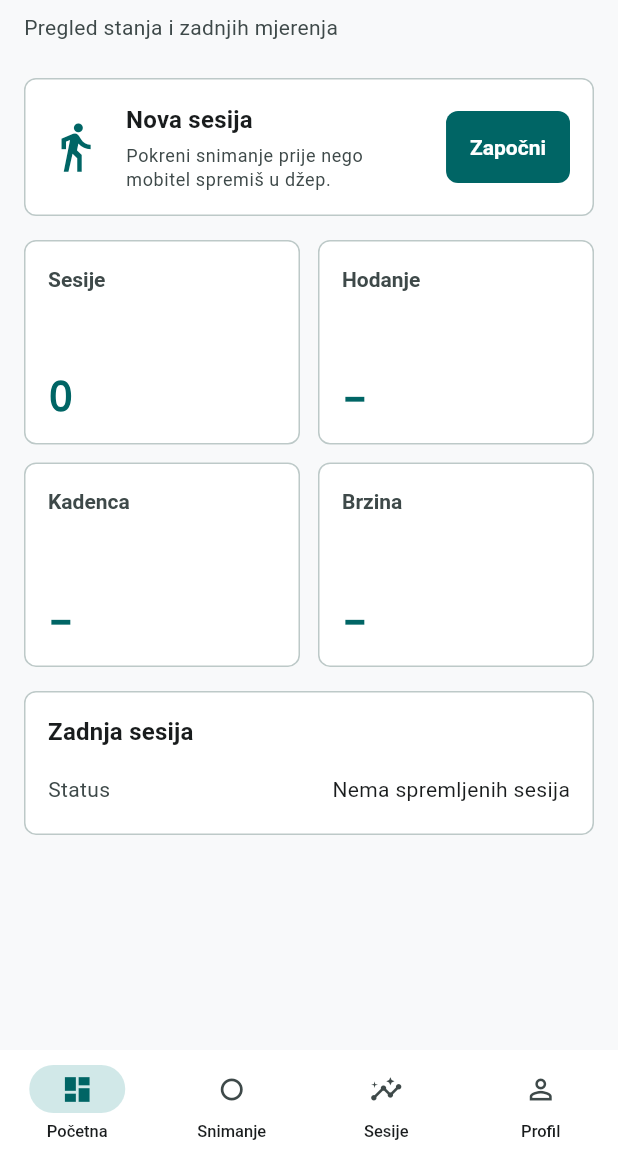
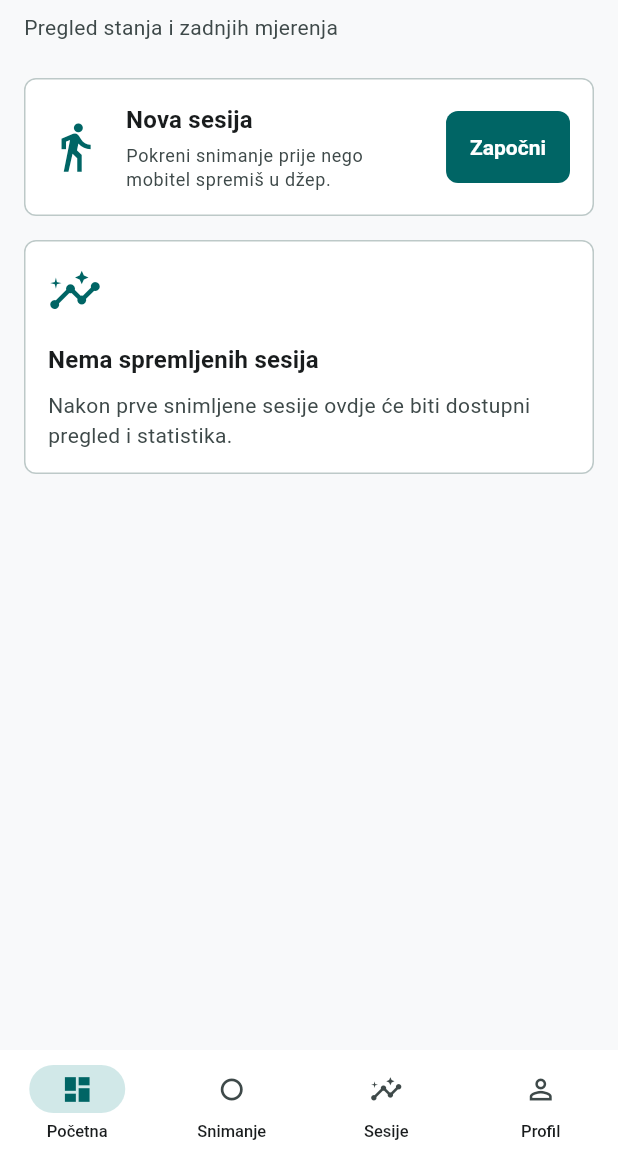
Before and after one commit to KarloK34/Diplomski-rad, a Flutter app: the HomeScreen screen opened by its route, on a phone screen of 412 x 824 dp, the part 78-1236 px from its top. Run offline on Flutter 3.47's test engine with Material 3 defaults, Android fonts, the phone set to English and light mode, and no system bars; our stand-ins replace cloud_firestore, equatable, firebase_auth, firebase_core, fl_chart, flutter_bloc and 6 more; missing offline and left inert: file_selector, flutter_foreground_task, tflite_flutter; accounts and stored records are empty.

Commit message:
feat: enhance HomeScreen and MetricTile with session statistics and info button for metrics

```diff
--- a/app/lib/screens/home_screen.dart
+++ b/app/lib/screens/home_screen.dart
@@ -6,6 +6,7 @@ import 'package:gait_sense/blocs/sessions/sessions_cubit.dart';
 import 'package:gait_sense/blocs/sessions/sessions_state.dart';
 import 'package:gait_sense/navigation/app_routes.dart';
 import 'package:gait_sense/theme/theme_context.dart';
+import 'package:gait_sense/utils/gait_metric_info.dart';
 import 'package:gait_sense/utils/session_summary_format.dart';
 import 'package:gait_sense/widgets/widgets.dart';
 import 'package:go_router/go_router.dart';
@@ -27,7 +28,6 @@ class HomeScreen extends StatelessWidget {
         final walking = state.aggregates.totalWalkingTime;
         final cadence = state.aggregates.averageCadenceStepsPerMinute;
         final speed = state.aggregates.averageWalkingSpeedMs;
-        final latest = state.latest;
 
         return ScreenBody(
           children: [
@@ -85,6 +85,14 @@ class HomeScreen extends StatelessWidget {
                 actionIcon: Icons.refresh,
                 onAction: () => context.read<SessionsCubit>().bind(),
               )
+            else if (sessions.isEmpty)
+              const EmptyStateCard(
+                icon: Icons.insights,
+                title: 'Nema spremljenih sesija',
+                message:
+                    'Nakon prve snimljene sesije ovdje će biti dostupni '
+                    'pregled i statistika.',
+              )
             else ...[
               MetricGrid(
                 tiles: [
@@ -100,41 +108,32 @@ class HomeScreen extends StatelessWidget {
                     value: cadence == null
                         ? _dash
                         : formatCadenceValueHr(cadence),
+                    info: cadenceMetricInfo,
                   ),
                   MetricTile(
                     label: 'Brzina',
                     value: speed == null
                         ? _dash
                         : formatWalkingSpeedValueHr(speed),
+                    info: walkingSpeedMetricInfo,
                   ),
                 ],
               ),
               SizedBox(height: spacing.md),
-              if (latest == null)
-                const InfoCard(
-                  title: 'Zadnja sesija',
-                  rows: [
-                    LabeledRow(
-                      label: 'Status',
-                      value: 'Nema spremljenih sesija',
-                    ),
-                  ],
-                )
-              else
               InfoCard(
                 title: 'Zadnja sesija',
                 rows: [
                   LabeledRow(
                     label: 'Datum',
-                      value: formatStartTimestamp(latest.startedAt),
+                    value: formatStartTimestamp(sessions.first.startedAt),
                   ),
                   LabeledRow(
                     label: 'Trajanje',
-                      value: formatElapsedClock(latest.duration),
+                    value: formatElapsedClock(sessions.first.duration),
                   ),
                   LabeledRow(
                     label: 'Predikcije',
-                      value: '${latest.predictionCount}',
+                    value: '${sessions.first.predictionCount}',
                   ),
                 ],
               ),
```
Also changed, not shown: app/lib/widgets/cards/metric_tile.dart (+25 -7 lines). Lines whose indentation alone changed are shown as unchanged.
